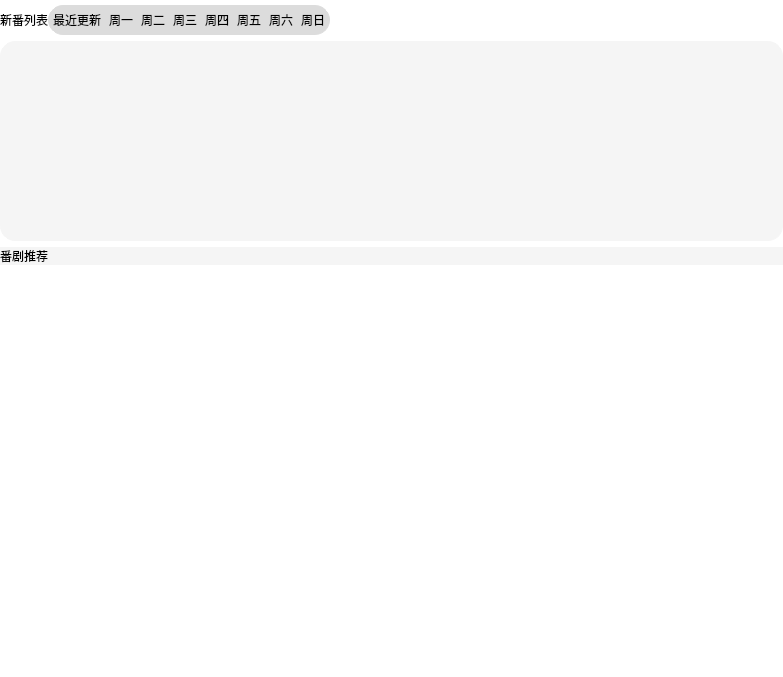
Before: the Qt Designer form src/ui/zood/homeView.ui in BusyStudent/QZood, drawn with Qt 5.
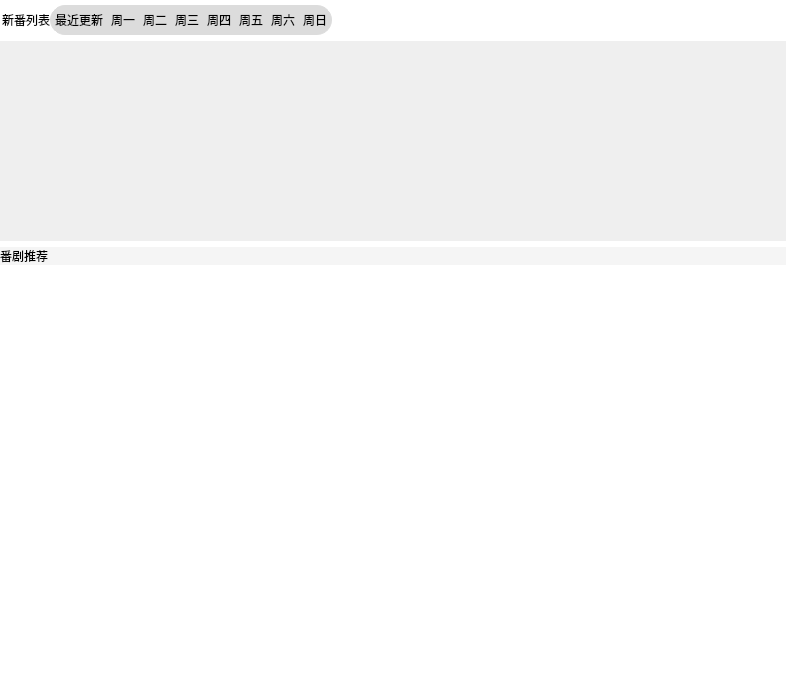
After: the same form once the commit is applied. The open tabs and pages were chosen to show the change.

Commit message: [ui][home][2/n] homeWidget signal

Diff of the .ui file:
```diff
--- a/src/ui/zood/homeView.ui
+++ b/src/ui/zood/homeView.ui
@@ -6,7 +6,7 @@
    <rect>
     <x>0</x>
     <y>0</y>
-    <width>783</width>
+    <width>786</width>
     <height>677</height>
    </rect>
   </property>
@@ -49,7 +49,7 @@
 	border:none;
 	background-color: transparent;
 }
-QWidget#fridayContents, QWidget#mondayContents, QWidget#tuesdayContents, QWidget#thursdayContents, QWidget#wednesdayContents, QWidget#saturdayContents, QWidget#sundayContents, QWidget#recentlyUpdatedContents{
+QWidget#fridayContents, QWidget#mondayContents, QWidget#tuesdayContents, QWidget#thursdayContents, QWidget#wednesdayContents, QWidget#saturdayContents, QWidget#sundayContents, QWidget#recentlyUpdatedContents,QWidget#friday, QWidget#monday, QWidget#tuesday, QWidget#thursday, QWidget#wednesday, QWidget#saturday, QWidget#sunday, QWidget#recentlyUpdated{
 	border: 1px solid #F5F5F5;
 	border-radius: 15px;
 	background-color:  #F5F5F5;
@@ -94,12 +94,18 @@
        <property name="text">
         <string>新番列表</string>
        </property>
+       <property name="textFormat">
+        <enum>Qt::AutoText</enum>
+       </property>
        <property name="wordWrap">
         <bool>false</bool>
        </property>
        <property name="margin">
         <number>10</number>
        </property>
+       <property name="indent">
+        <number>2</number>
+       </property>
       </widget>
      </item>
      <item>
@@ -419,7 +425,7 @@
         <verstretch>0</verstretch>
        </sizepolicy>
       </property>
-      <layout class="QVBoxLayout" name="verticalLayout_5">
+      <layout class="QHBoxLayout" name="horizontalLayout_12">
        <property name="spacing">
         <number>0</number>
        </property>
@@ -438,7 +444,7 @@
        <item>
         <widget class="QScrollArea" name="wednesdayContainer">
          <property name="sizePolicy">
-          <sizepolicy hsizetype="Expanding" vsizetype="Expanding">
+          <sizepolicy hsizetype="Preferred" vsizetype="Preferred">
            <horstretch>0</horstretch>
            <verstretch>0</verstretch>
           </sizepolicy>
@@ -454,10 +460,16 @@
            <rect>
             <x>0</x>
             <y>0</y>
-            <width>100</width>
-            <height>30</height>
+            <width>786</width>
+            <height>200</height>
            </rect>
           </property>
+          <property name="sizePolicy">
+           <sizepolicy hsizetype="Preferred" vsizetype="Preferred">
+            <horstretch>0</horstretch>
+            <verstretch>0</verstretch>
+           </sizepolicy>
+          </property>
           <layout class="QHBoxLayout" name="horizontalLayout_5">
            <property name="spacing">
             <number>15</number>
```
Left out of the diff: 98 changed lines with no effect on the pictures. The commit also changes 10 other files.
